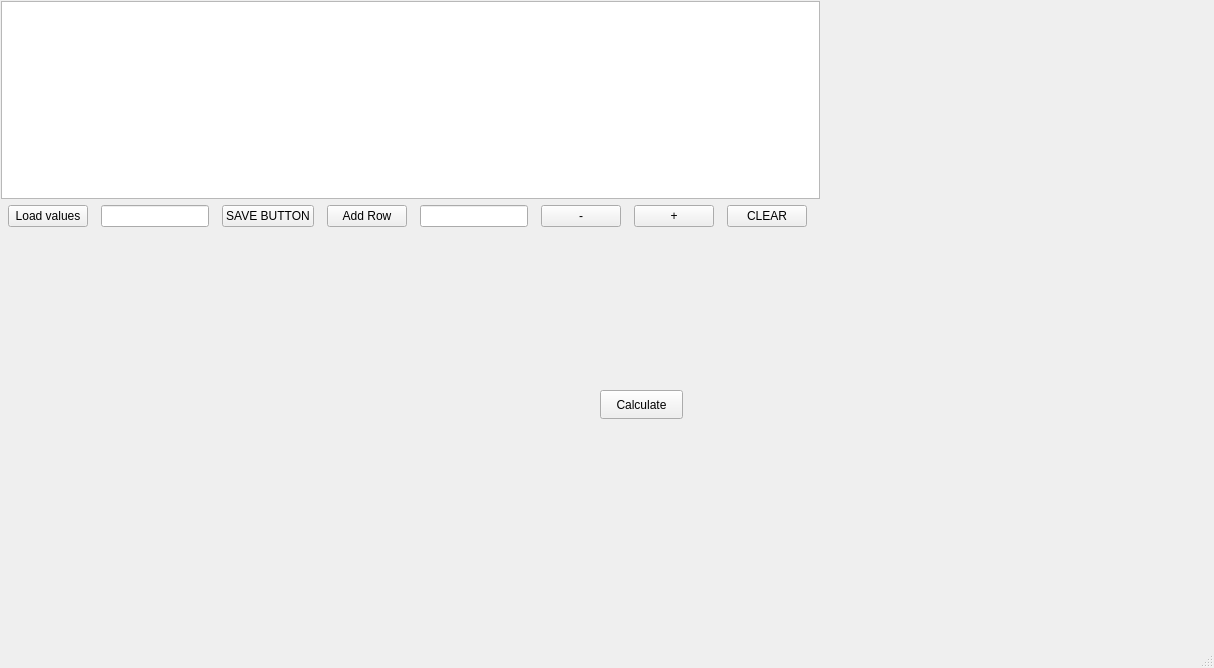
Sangameeee/cmmsMini, file mainwindow.ui: the form before one commit.
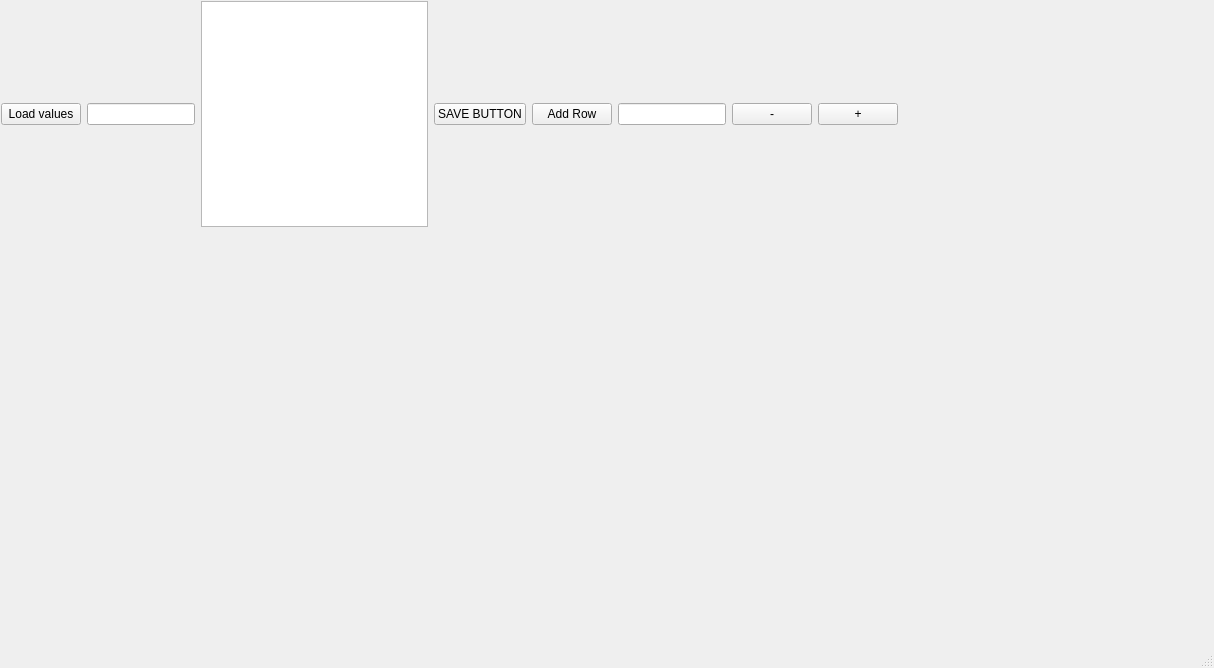
The form after the commit.

Diff of the .ui file:
```diff
--- a/mainwindow.ui
+++ b/mainwindow.ui
@@ -25,14 +25,11 @@
      <rect>
       <x>1</x>
       <y>1</y>
-      <width>819</width>
+      <width>897</width>
       <height>226</height>
      </rect>
     </property>
     <layout class="QVBoxLayout" name="verticalLayout">
-     <item>
-      <widget class="QTableWidget" name="tableWidget"/>
-     </item>
      <item>
       <layout class="QHBoxLayout" name="horizontalLayout">
        <item>
@@ -58,6 +55,9 @@
          </property>
         </widget>
        </item>
+       <item>
+        <widget class="QTableWidget" name="tableWidget"/>
+       </item>
        <item>
         <widget class="QPushButton" name="pushButton">
          <property name="enabled">
@@ -132,42 +132,10 @@
          </property>
         </widget>
        </item>
-       <item>
-        <widget class="QPushButton" name="clearButton">
-         <property name="sizePolicy">
-          <sizepolicy hsizetype="Fixed" vsizetype="Fixed">
-           <horstretch>0</horstretch>
-           <verstretch>0</verstretch>
-          </sizepolicy>
-         </property>
-         <property name="text">
-          <string>CLEAR</string>
-         </property>
-        </widget>
-       </item>
       </layout>
      </item>
     </layout>
    </widget>
-   <widget class="QPushButton" name="calButton">
-    <property name="geometry">
-     <rect>
-      <x>600</x>
-      <y>390</y>
-      <width>83</width>
-      <height>29</height>
-     </rect>
-    </property>
-    <property name="sizePolicy">
-     <sizepolicy hsizetype="Fixed" vsizetype="Fixed">
-      <horstretch>0</horstretch>
-      <verstretch>0</verstretch>
-     </sizepolicy>
-    </property>
-    <property name="text">
-     <string>Calculate</string>
-    </property>
-   </widget>
   </widget>
   <widget class="QMenuBar" name="menubar">
    <property name="geometry">
```
